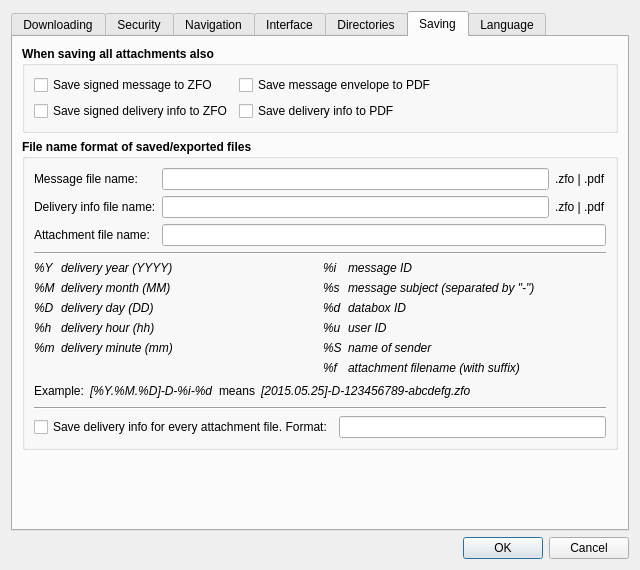
Before: the Qt Designer form src/gui/ui/dlg_preferences.ui in psakar/datovka, drawn with Qt 5.
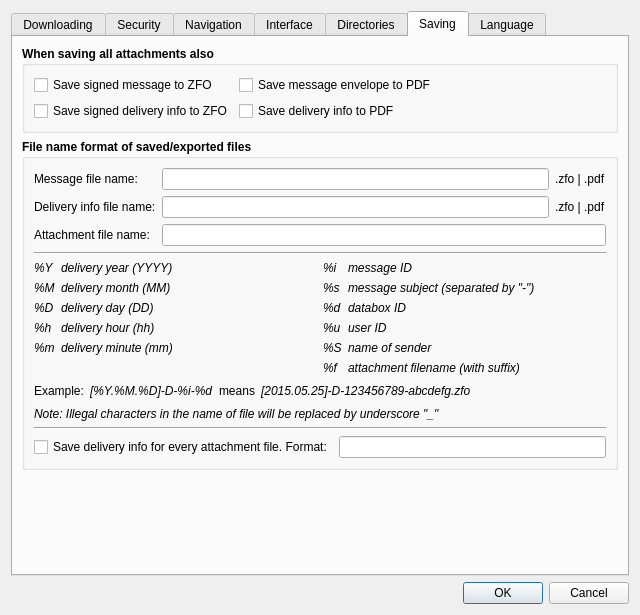
After: the same form once the commit is applied. The open tabs and pages were chosen to show the change. Icons and pictures are not drawn.

Commit message: Added note to the preferences (issue #177)

What changed in the file:
```diff
--- a/src/gui/ui/dlg_preferences.ui
+++ b/src/gui/ui/dlg_preferences.ui
@@ -7,7 +7,7 @@
     <x>0</x>
     <y>0</y>
     <width>640</width>
-    <height>570</height>
+    <height>615</height>
    </rect>
   </property>
   <property name="minimumSize">
@@ -1587,6 +1587,20 @@
             </item>
            </layout>
           </item>
+          <item>
+           <widget class="QLabel" name="label_38">
+            <property name="font">
+             <font>
+              <weight>50</weight>
+              <italic>true</italic>
+              <bold>false</bold>
+             </font>
+            </property>
+            <property name="text">
+             <string>Note: Illegal characters in the name of file will be replaced by underscore &quot;_&quot;</string>
+            </property>
+           </widget>
+          </item>
           <item>
            <widget class="Line" name="line_3">
             <property name="orientation">
```
